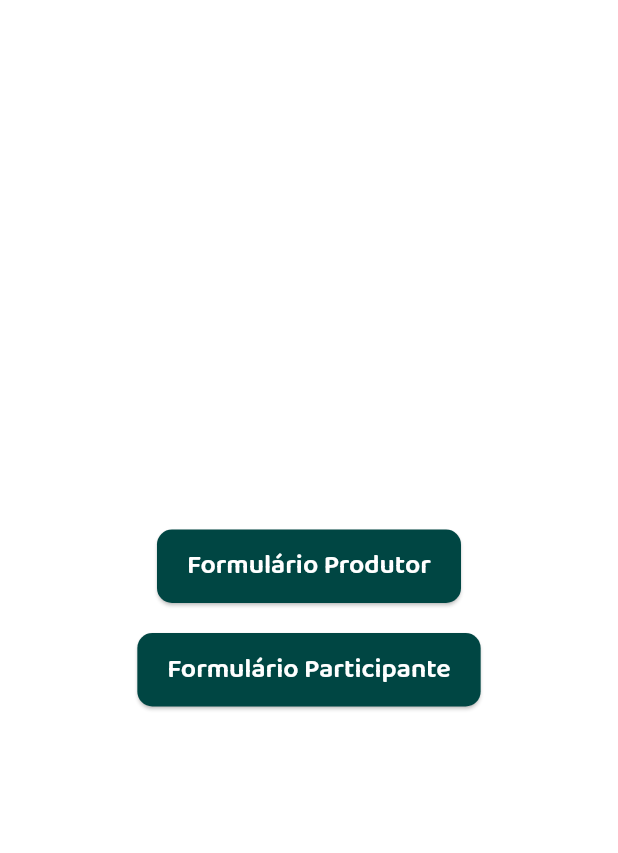
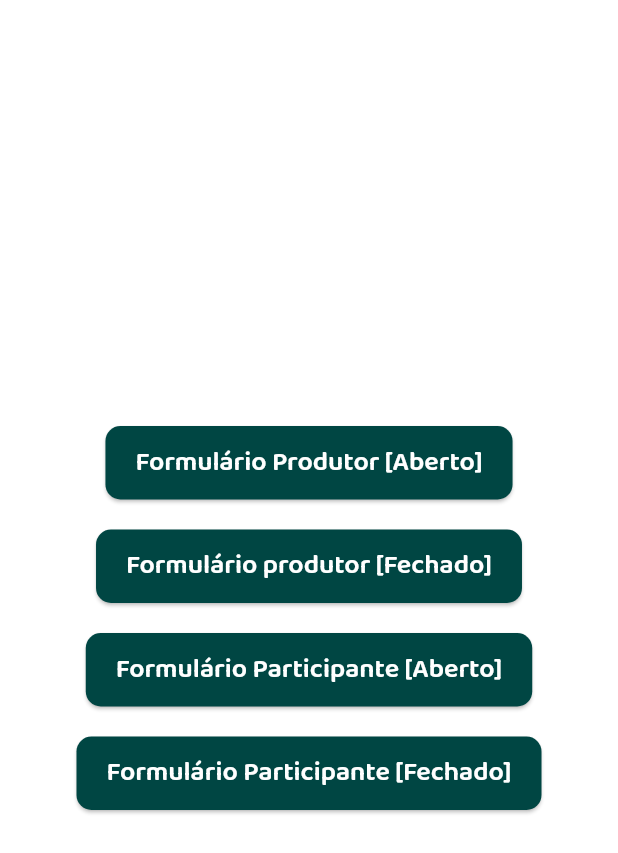
Before and after one commit to Anapropegua/AgroSulQuizzes, a Flutter app: the screen it shows after launch, on a phone screen of 412 x 824 dp. Shown: the top 853 px of the screen. Run offline on Flutter 3.47's test engine with Material 3 defaults, Android fonts, the phone set to English and light mode, and no system bars; our stand-ins replace dartz, equatable, flutter_bloc, get_it, google_fonts; missing offline and left inert: hasura_connect.

```diff
--- a/lib/src/bloc/questions_bloc.dart
+++ b/lib/src/bloc/questions_bloc.dart
@@ -9,10 +9,14 @@ part 'questions_state.dart';
 
 class QuestionBloc extends Bloc<QuestionEvent, QuestionState> {
   final QuestionType questionType;
+  final Question question;
   final QuestionService questionService;
 
-  QuestionBloc({required this.questionType, required this.questionService})
-      : super(QuestionState(questionType: questionType)) {
+  QuestionBloc(
+      {required this.questionType,
+      required this.questionService,
+      required this.question})
+      : super(QuestionState(questionType: questionType, question: question)) {
     on<NextQuestionEvent>(_onNextQuestion);
     on<PreviousQuestionEvent>(_onPreviousQuestion);
     on<ClearAnswersEvent>(_onClearAnswers);
@@ -66,8 +70,11 @@ class QuestionBloc extends Bloc<QuestionEvent, QuestionState> {
     final currentState = state;
     emit(currentState.copyWith(status: QuestionStatus.loading));
 
-    var respose =
-        await questionService.submitAnswers(answers: currentState.answers);
+    var respose = await questionService.submitAnswers(
+      answers: currentState.answers,
+      typeQuestion: questionType.toString(),
+      formQuestion: question.toString(),
+    );
 
     respose.fold(
       (error) => emit(
--- /dev/null
+++ b/lib/src/core/access_api.dart
@@ -0,0 +1,2 @@
+final url = 'https://agrosul.hasura.app/v1/graphql';
+final key = 'qWpRmwBUD9gg72L7eVnZskzygXkW2a3ZNvApD686vi1lsWqYjF65ruPtp7aKPPEH';
--- a/lib/src/routes/router.dart
+++ b/lib/src/routes/router.dart
@@ -7,8 +7,11 @@ import 'package:flutter_bloc/flutter_bloc.dart';
 
 class Routes {
   static const String home = '/';
-  static const String productorQuestions = '/productor-questions';
-  static const String participantQuestions = '/participant-questions';
+  static const String productorQuestionsOpen = '/productor-questions-open';
+  static const String productorQuestionsClose = '/productor-questions-close';
+
+  static const String participantQuestionsOpen = '/participant-questions-open';
+  static const String participantQuestionsClose = '/participant-questions-close';
 
   static bool falsePredicate(Route<dynamic> route) => false;
 
@@ -16,16 +19,36 @@ class Routes {
 
   static Map<String, Widget Function(BuildContext)> routes = {
     home: (context) => const HomeScreen(),
-    productorQuestions: (context) => BlocProvider(
+    productorQuestionsOpen: (context) => BlocProvider(
           create: (context) => QuestionBloc(
             questionType: QuestionType.productor,
+            question: Question.openEnded,
             questionService: getIt(),
           ),
           child: const QuestionScreen(),
         ),
-    participantQuestions: (context) => BlocProvider(
+    productorQuestionsClose: (context) => BlocProvider(
+          create: (context) => QuestionBloc(
+            questionType: QuestionType.productor,
+            question: Question.multipleChoice,
+            questionService: getIt(),
+          ),
+          child: const QuestionScreen(),
+        ),
+
+
+    participantQuestionsOpen: (context) => BlocProvider(
           create: (context) => QuestionBloc(
             questionType: QuestionType.participant,
+            question: Question.openEnded,
+            questionService: getIt(),
+          ),
+          child: const QuestionScreen(),
+        ),
+    participantQuestionsClose: (context) => BlocProvider(
+          create: (context) => QuestionBloc(
+            questionType: QuestionType.participant,
+            question: Question.multipleChoice,
             questionService: getIt(),
           ),
           child: const QuestionScreen(),
--- a/lib/src/screens/home_screen.dart
+++ b/lib/src/screens/home_screen.dart
@@ -20,19 +20,37 @@ class _HomeScreenState extends State<HomeScreen> {
           children: [
             ElevatedButton(
               onPressed: () => Navigator.of(context).pushNamed(
-                Routes.productorQuestions,
+                Routes.productorQuestionsOpen,
               ),
               child: const Text(
-                'Formulário Produtor',
+                'Formulário Produtor [Aberto]',
               ),
             ),
             const SizedBox(height: 20),
             ElevatedButton(
               onPressed: () => Navigator.of(context).pushNamed(
-                Routes.participantQuestions,
+                Routes.productorQuestionsClose,
               ),
               child: const Text(
-                'Formulário Participante',
+                'Formulário produtor [Fechado]',
+              ),
+            ),
+            const SizedBox(height: 20),
+            ElevatedButton(
+              onPressed: () => Navigator.of(context).pushNamed(
+                Routes.participantQuestionsOpen,
+              ),
+              child: const Text(
+                'Formulário Participante [Aberto]',
+              ),
+            ),
+            const SizedBox(height: 20),
+            ElevatedButton(
+              onPressed: () => Navigator.of(context).pushNamed(
+                Routes.participantQuestionsClose,
+              ),
+              child: const Text(
+                'Formulário Participante [Fechado]',
               ),
             ),
           ],
--- a/lib/src/services/service.dart
+++ b/lib/src/services/service.dart
@@ -4,5 +4,7 @@ import 'package:feedback/src/core/exception.dart';
 abstract class QuestionService {
   Future<Either<QuestionException, Map<String, dynamic>>> submitAnswers({
     required Map<int, String> answers,
+    required String typeQuestion,
+    required String formQuestion,
   });
 }
--- a/pubspec.yaml
+++ b/pubspec.yaml
@@ -19,6 +19,7 @@ dependencies:
   flutter_bloc: ^8.1.5
   dartz: ^0.10.1
   get_it: ^7.7.0
+  hasura_connect:
 
 dev_dependencies:
   flutter_test:
```
Also changed, not shown: lib/src/bloc/questions_state.dart (+22 -3 lines), lib/src/services/service_impl.dart (+31 -5 lines), pubspec.lock.
